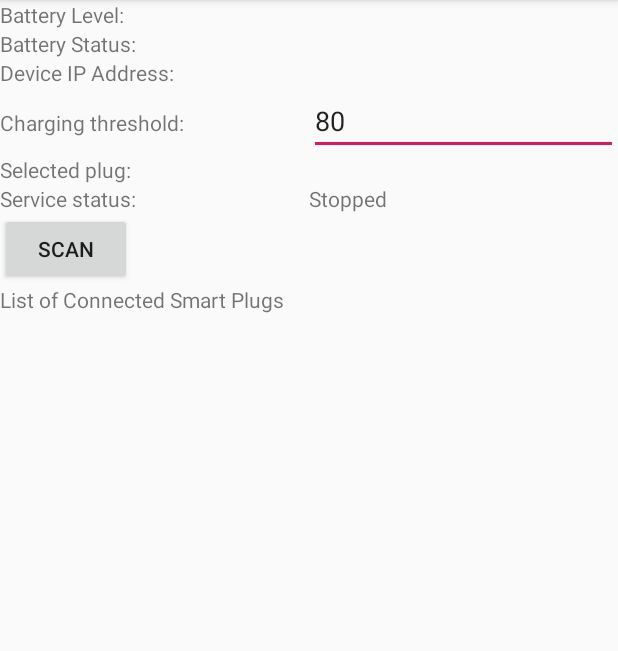
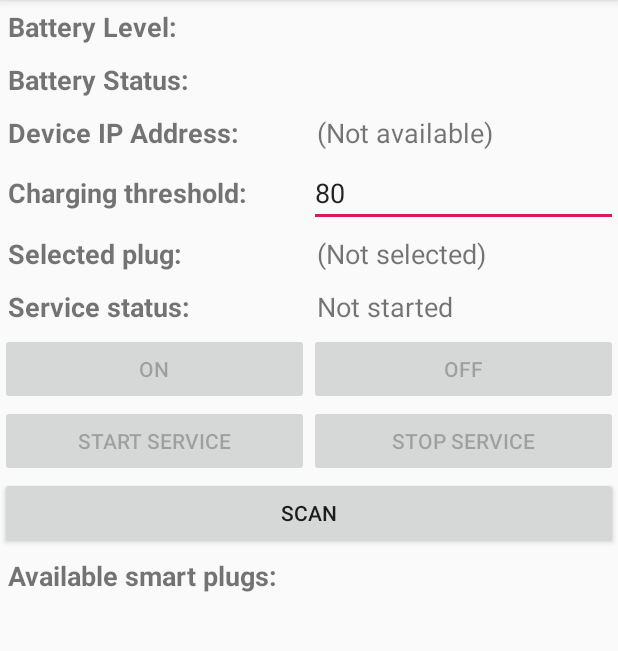
Before and after one commit to yeoweizheng/SafeCharge, an Android app: the screen it shows after launch (MainActivity), on a phone screen of 412 x 824 dp, the part 84-735 px from its top. Run offline under Robolectric (Android 15) with nearby library versions, the phone set to English and light mode, and no system bars; libraries missing offline, so code that uses them is left out: org.apache.commons.

Commit message:
Refined UI, button controls, notification to launch activity

```diff
--- a/app/src/main/AndroidManifest.xml
+++ b/app/src/main/AndroidManifest.xml
@@ -19,7 +19,8 @@
             android:exported="false" />
 
         <activity android:name=".MainActivity"
-            android:screenOrientation="portrait">
+            android:screenOrientation="portrait"
+            android:launchMode="singleTask">
             <intent-filter>
                 <action android:name="android.intent.action.MAIN" />
 
--- a/app/src/main/java/net/wzyeo/safecharge/MainActivity.java
+++ b/app/src/main/java/net/wzyeo/safecharge/MainActivity.java
@@ -3,6 +3,7 @@ package net.wzyeo.safecharge;
 import androidx.appcompat.app.AppCompatActivity;
 
 import android.app.Activity;
+import android.app.ActivityManager;
 import android.content.BroadcastReceiver;
 import android.content.Context;
 import android.content.Intent;
@@ -50,9 +51,13 @@ public class MainActivity extends AppCompatActivity implements
     byte[] offPayload;
     ArrayList<RowItem> rowItemList;
     RowAdapter rowAdapter;
+    TextView ipView;
     TextView statusView;
     TextView levelView;
     TextView serviceStatusView;
+    TextView selectedPlugView;
+    EditText chargingThresholdView;
+    ListView listView;
     Intent serviceIntent;
     @Override
     protected void onCreate(Bundle savedInstanceState) {
@@ -61,26 +66,44 @@ public class MainActivity extends AppCompatActivity implements
         statusView = findViewById(R.id.textview_battery_status);
         levelView = findViewById(R.id.textview_battery_level);
         serviceStatusView = findViewById(R.id.textview_service_status);
+        ipView = findViewById(R.id.textview_device_ip);
+        selectedPlugView = findViewById(R.id.textview_selected_plug);
+        chargingThresholdView = findViewById(R.id.textview_charging_threshold);
         onButton = findViewById(R.id.button_on);
         offButton = findViewById(R.id.button_off);
         startServiceButton = findViewById(R.id.button_start_service);
         stopServiceButton = findViewById(R.id.button_stop_service);
+        scanButton = findViewById(R.id.button_scan);
         onButton.setOnClickListener(this);
         offButton.setOnClickListener(this);
         startServiceButton.setOnClickListener(this);
         stopServiceButton.setOnClickListener(this);
+        scanButton.setOnClickListener(this);
         onPayload = Base64.decode("AAAAKtDygfiL/5r31e+UtsWg1Iv5nPCR6LfEsNGlwOLYo4HyhueT9tTu36Lfog==", Base64.DEFAULT);
         offPayload = Base64.decode("AAAAKtDygfiL/5r31e+UtsWg1Iv5nPCR6LfEsNGlwOLYo4HyhueT9tTu3qPeow==", Base64.DEFAULT);
-        scanButton = findViewById(R.id.button_scan);
-        scanButton.setOnClickListener(this);
         rowItemList = new ArrayList<>();
-        ListView listView = findViewById(R.id.listview_ip_list);
+        listView = findViewById(R.id.listview_ip_list);
         rowAdapter = new RowAdapter(this, R.layout.activity_main, rowItemList);
         listView.setAdapter(rowAdapter);
         listView.setOnItemClickListener(this);
         serviceIntent = new Intent(this, MonitorService.class);
         getBatteryStatus();
+        if(getIntent().getStringExtra("ip") != null){
+            selectedPlugIP = getIntent().getStringExtra("ip");
+            selectedPlugView.setText(selectedPlugIP);
+        } else{
+            resetIPInfo();
+        }
+        chargingThresholdView.setText(getIntent().getIntExtra("threshold", 80) + "");
         getDeviceWlanIp();
+        setPlugControls();
+        setServiceStatus();
+    }
+    void resetIPInfo(){
+        wlanIP = null;
+        selectedPlugIP = null;
+        ipView.setText("(Not available)");
+        selectedPlugView.setText("(Not selected)");
     }
     void getDeviceWlanIp(){
         try{
@@ -97,7 +120,6 @@ public class MainActivity extends AppCompatActivity implements
                     if(!(address instanceof Inet4Address)) continue;
                     if(!iface.getDisplayName().contains("wlan")) continue;
                     wlanIP = address.getHostAddress();
-                    TextView ipView = findViewById(R.id.textview_device_ip);
                     ipView.setText(wlanIP);
                 }
             }
@@ -109,6 +131,8 @@ public class MainActivity extends AppCompatActivity implements
     void scanNetwork(){
         ipFound = new ArrayList<>();
         rowItemList.clear();
+        rowAdapter.notifyDataSetChanged();
+        if(wlanIP == null) return;
         SubnetUtils utils = new SubnetUtils(wlanIP + "/24");
         String[] allIps = utils.getInfo().getAllAddresses();
         ArrayList<String> openIps = new ArrayList<String>();
@@ -165,58 +189,86 @@ public class MainActivity extends AppCompatActivity implements
         IntentFilter changedFilter = new IntentFilter(Intent.ACTION_BATTERY_CHANGED);
         registerReceiver(batteryReceiver, changedFilter);
     }
+    void setPlugControls(){
+        if(selectedPlugIP != null){
+            onButton.setEnabled(true);
+            offButton.setEnabled(true);
+        } else {
+            onButton.setEnabled(false);
+            offButton.setEnabled(false);
+        }
+    }
+    void sendPayload(final byte[] payload){
+        new Thread(new Runnable() {
+            @Override
+            public void run() {
+                try {
+                    Socket socket = new Socket(selectedPlugIP, 9999);
+                    OutputStream outputStream = socket.getOutputStream();
+                    outputStream.write(payload);
+                    socket.close();
+                } catch(IOException e){
+                    e.printStackTrace();
+                }
+            }
+        }).start();
+    }
+    boolean isServiceRunning(){
+        ActivityManager manager = (ActivityManager) getSystemService(ACTIVITY_SERVICE);
+        for(ActivityManager.RunningServiceInfo service : manager.getRunningServices(Integer.MAX_VALUE)){
+            if(service.service.getClassName().equals(MonitorService.class.getName())) return true;
+        }
+        return false;
+    }
+    void setServiceStatus(){
+        if(isServiceRunning()){
+            serviceStatusView.setText("Started");
+            startServiceButton.setEnabled(false);
+            stopServiceButton.setEnabled(true);
+        } else {
+            serviceStatusView.setText("Not started");
+            if(selectedPlugIP != null) {
+                startServiceButton.setEnabled(true);
+            } else {
+                startServiceButton.setEnabled(false);
+            }
+            stopServiceButton.setEnabled(false);
+        }
+    }
     @Override
     public void onItemClick(AdapterView<?> adapter, View view, int pos, long id){
         RowItem item = (RowItem) adapter.getItemAtPosition(pos);
         selectedPlugIP = item.ipAddress;
-        TextView selectedPlugView = findViewById(R.id.textview_selected_plug);
         selectedPlugView.setText(selectedPlugIP);
-        onButton.setVisibility(View.VISIBLE);
-        offButton.setVisibility(View.VISIBLE);
-        startServiceButton.setVisibility(View.VISIBLE);
-        stopServiceButton.setVisibility(View.VISIBLE);
+        setPlugControls();
+        setServiceStatus();
     }
     @Override
     public void onClick(View view){
         switch (view.getId()) {
             case R.id.button_start_service:
-                int threshold = Integer.parseInt(((EditText)findViewById(R.id.textview_charging_threshold)).getText().toString());
+                int threshold = Integer.parseInt(chargingThresholdView.getText().toString());
                 serviceIntent.putExtra("ip", selectedPlugIP);
                 serviceIntent.putExtra("threshold", threshold);
                 stopService(serviceIntent);
                 startService(serviceIntent);
-                serviceStatusView.setText("Started");
+                setServiceStatus();
                 break;
             case R.id.button_stop_service:
                 stopService(serviceIntent);
-                serviceStatusView.setText("Stopped");
+                setServiceStatus();
                 break;
             case R.id.button_scan:
+                resetIPInfo();
                 getDeviceWlanIp();
+                setPlugControls();
+                setServiceStatus();
                 break;
             case R.id.button_on:
-                new Thread(new Runnable() {
-                    @Override
-                    public void run() {
-                        try {
-                            Socket socket = new Socket(selectedPlugIP, 9999);
-                            OutputStream outputStream = socket.getOutputStream();
-                            outputStream.write(onPayload);
-                        } catch(IOException e){}
-                    }
-                }).start();
+                sendPayload(onPayload);
                 break;
             case R.id.button_off:
-                new Thread(new Runnable() {
-                    @Override
-                    public void run() {
-                        try {
-                            Socket socket = new Socket(selectedPlugIP, 9999);
-                            OutputStream outputStream = socket.getOutputStream();
-                            outputStream.write(offPayload);
-                        } catch(IOException e){}
-                    }
-                }).start();
+                sendPayload(offPayload);
                 break;
         }
     }
@@ -253,6 +305,10 @@ public class MainActivity extends AppCompatActivity implements
         TextView ipAddressView;
     }
     @Override
+    public void onBackPressed(){
+        finish();
+    }
+    @Override
     public void onDestroy(){
         super.onDestroy();
         unregisterReceiver(batteryReceiver);
--- a/app/src/main/res/layout/activity_main.xml
+++ b/app/src/main/res/layout/activity_main.xml
@@ -9,51 +9,37 @@
         android:layout_width="match_parent"
         android:layout_height="wrap_content">
         <TextView
-            android:layout_width="0dp"
-            android:layout_height="wrap_content"
-            android:layout_weight="1"
+            style="@style/FontHeading"
             android:text="Battery Level:"></TextView>
         <TextView
-            android:id="@+id/textview_battery_level"
-            android:layout_width="0dp"
-            android:layout_height="wrap_content"
-            android:layout_weight="1"></TextView>
+            style="@style/FontContent"
+            android:id="@+id/textview_battery_level"/>
     </LinearLayout>
     <LinearLayout
         android:layout_width="match_parent"
         android:layout_height="wrap_content">
         <TextView
-            android:layout_width="0dp"
-            android:layout_height="wrap_content"
-            android:layout_weight="1"
+            style="@style/FontHeading"
             android:text="Battery Status:"></TextView>
         <TextView
-            android:id="@+id/textview_battery_status"
-            android:layout_width="0dp"
-            android:layout_height="wrap_content"
-            android:layout_weight="1"></TextView>
+            style="@style/FontContent"
+            android:id="@+id/textview_battery_status"></TextView>
     </LinearLayout>
     <LinearLayout
         android:layout_width="match_parent"
         android:layout_height="wrap_content">
         <TextView
-            android:layout_width="0dp"
-            android:layout_height="wrap_content"
-            android:layout_weight="1"
+            style="@style/FontHeading"
             android:text="Device IP Address:"></TextView>
         <TextView
-            android:id="@+id/textview_device_ip"
-            android:layout_width="0dp"
-            android:layout_height="wrap_content"
-            android:layout_weight="1"></TextView>
+            style="@style/FontContent"
+            android:id="@+id/textview_device_ip"/>
     </LinearLayout>
     <LinearLayout
         android:layout_width="match_parent"
         android:layout_height="wrap_content">
         <TextView
-            android:layout_width="0dp"
-            android:layout_height="wrap_content"
-            android:layout_weight="1"
+            style="@style/FontHeading"
             android:text="Charging threshold:"></TextView>
         <EditText
             android:id="@+id/textview_charging_threshold"
@@ -67,44 +53,22 @@
         android:layout_width="match_parent"
         android:layout_height="wrap_content">
         <TextView
-            android:layout_width="0dp"
-            android:layout_height="wrap_content"
-            android:layout_weight="1"
+            style="@style/FontHeading"
             android:text="Selected plug:"></TextView>
         <TextView
-            android:id="@+id/textview_selected_plug"
-            android:layout_width="0dp"
-            android:layout_height="wrap_content"
-            android:layout_weight="1"></TextView>
+            style="@style/FontContent"
+            android:id="@+id/textview_selected_plug"/>
     </LinearLayout>
     <LinearLayout
         android:layout_width="match_parent"
         android:layout_height="wrap_content">
         <TextView
-            android:layout_width="0dp"
-            android:layout_height="wrap_content"
-            android:layout_weight="1"
+            style="@style/FontHeading"
             android:text="Service status:"></TextView>
         <TextView
-            android:id="@+id/textview_service_status"
-            android:layout_width="0dp"
-            android:layout_height="wrap_content"
-            android:layout_weight="1"
-            android:text="Stopped"></TextView>
+            style="@style/FontContent"
+            android:id="@+id/textview_service_status"></TextView>
     </LinearLayout>
-    <Button
-        android:id="@+id/button_scan"
-        android:layout_width="wrap_content"
-        android:layout_height="wrap_content"
-        android:text="Scan"></Button>
-    <TextView
-        android:layout_width="match_parent"
-        android:layout_height="wrap_content"
-        android:text="List of Connected Smart Plugs"></TextView>
-    <ListView
-        android:id="@+id/listview_ip_list"
-        android:layout_width="match_parent"
-        android:layout_height="wrap_content"></ListView>
     <LinearLayout
         android:layout_width="match_parent"
         android:layout_height="wrap_content">
@@ -113,15 +77,13 @@
             android:layout_width="0dp"
             android:layout_height="wrap_content"
             android:layout_weight="1"
-            android:text="On"
-            android:visibility="gone"></Button>
+            android:text="On"/>
         <Button
             android:id="@+id/button_off"
             android:layout_width="0dp"
             android:layout_height="wrap_content"
             android:layout_weight="1"
-            android:text="Off"
-            android:visibility="gone"></Button>
+            android:text="Off"/>
     </LinearLayout>
     <LinearLayout
         android:layout_width="match_parent"
@@ -131,14 +93,28 @@
             android:layout_width="0dp"
             android:layout_height="wrap_content"
             android:layout_weight="1"
-            android:text="Start Service"
-            android:visibility="gone"></Button>
+            android:text="Start Service"/>
         <Button
             android:id="@+id/button_stop_service"
             android:layout_width="0dp"
             android:layout_height="wrap_content"
             android:layout_weight="1"
-            android:text="Stop Service"
-            android:visibility="gone"></Button>
+            android:text="Stop Service"/>
     </LinearLayout>
+    <Button
+        android:id="@+id/button_scan"
+        android:layout_width="match_parent"
+        android:layout_height="wrap_content"
+        android:text="Scan"></Button>
+    <TextView
+        android:layout_width="match_parent"
+        android:layout_height="wrap_content"
+        android:textSize="18dp"
+        android:padding="5dp"
+        android:textStyle="bold"
+        android:text="Available smart plugs:"></TextView>
+    <ListView
+        android:id="@+id/listview_ip_list"
+        android:layout_width="match_parent"
+        android:layout_height="wrap_content"></ListView>
 </LinearLayout>
--- a/app/src/main/res/values/styles.xml
+++ b/app/src/main/res/values/styles.xml
@@ -8,4 +8,20 @@
         <item name="colorAccent">@color/colorAccent</item>
     </style>
 
+    <style name="FontContent">
+        <item name="android:layout_width">0dp</item>
+        <item name="android:layout_height">wrap_content</item>
+        <item name="android:textSize">18dp</item>
+        <item name="android:padding">5dp</item>
+        <item name="android:layout_weight">1</item>
+    </style>
+    <style name="FontHeading">
+        <item name="android:layout_width">0dp</item>
+        <item name="android:layout_height">wrap_content</item>
+        <item name="android:textSize">18dp</item>
+        <item name="android:padding">5dp</item>
+        <item name="android:layout_weight">1</item>
+        <item name="android:textStyle">bold</item>
+    </style>
+
 </resources>
```
Also changed, not shown: app/src/main/java/net/wzyeo/safecharge/MonitorService.java (+25 -19 lines), app/src/main/res/layout/rowitem_ip_list.xml (+6 -4 lines).
